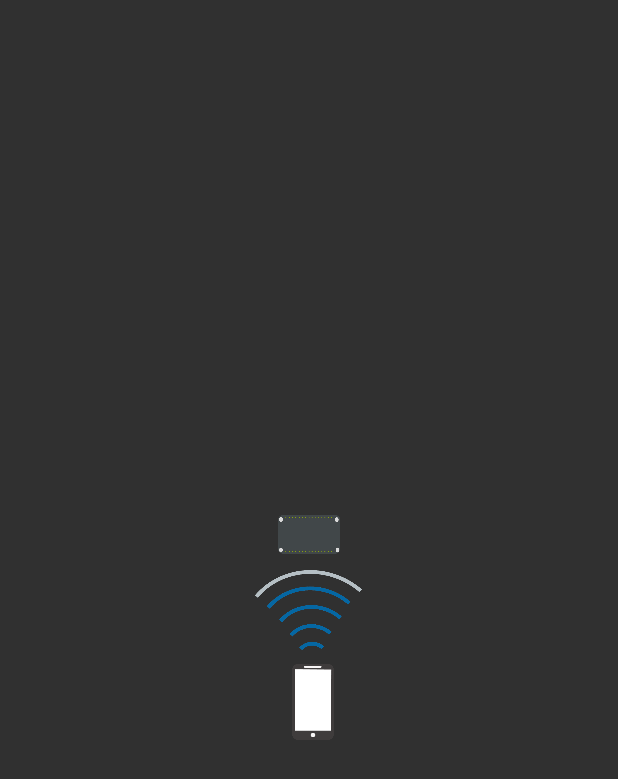
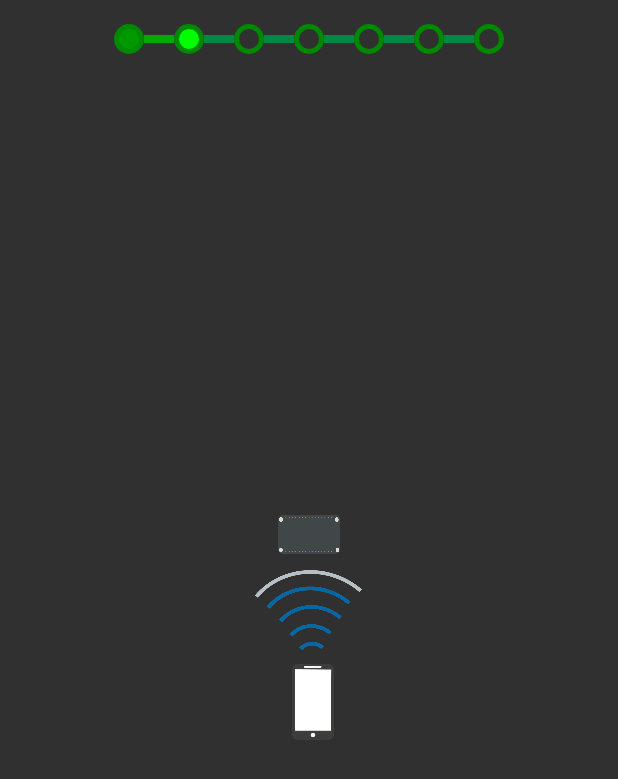
Before and after one commit to vaginessa/ESP-CONNECT, an Android app: the ScanningActivity screen opened directly, with no data from a screen before it, on a phone screen of 412 x 824 dp. Shown: the top 779 px of the screen. Run offline under Robolectric (Android 15) with nearby library versions, the phone set to English and light mode, and no system bars; our stand-ins replace Dagger/Hilt's generated code; libraries missing offline, so code that uses them is left out: permissions.dispatcher; 2 statements that could not run were skipped.

Commit message:
Added progress indicators to all screens

```diff
--- /dev/null
+++ b/app/src/main/java/au/com/umranium/espconnect/app/common/views/ProgressIndicator.java
@@ -0,0 +1,107 @@
+package au.com.umranium.espconnect.app.common.views;
+
+import android.annotation.TargetApi;
+import android.content.Context;
+import android.content.res.TypedArray;
+import android.util.AttributeSet;
+import android.widget.ImageView;
+import android.widget.LinearLayout;
+
+import au.com.umranium.espconnect.R;
+
+public class ProgressIndicator extends LinearLayout {
+
+  private static final int[] DOTS = new int[]{
+      R.id.progress_indicator_dot_1,
+      R.id.progress_indicator_dot_2,
+      R.id.progress_indicator_dot_3,
+      R.id.progress_indicator_dot_4,
+      R.id.progress_indicator_dot_5,
+      R.id.progress_indicator_dot_6,
+      R.id.progress_indicator_dot_7,
+  };
+
+  private static final int[] LINES = new int[]{
+      R.id.progress_indicator_line_1,
+      R.id.progress_indicator_line_2,
+      R.id.progress_indicator_line_3,
+      R.id.progress_indicator_line_4,
+      R.id.progress_indicator_line_5,
+      R.id.progress_indicator_line_6,
+  };
+
+  private int currentStep = 0;
+
+  public ProgressIndicator(Context context) {
+    super(context);
+    init(context);
+  }
+
+  public ProgressIndicator(Context context, AttributeSet attrs) {
+    super(context, attrs);
+    extractProperties(context, attrs);
+    init(context);
+  }
+
+  @TargetApi(11)
+  public ProgressIndicator(Context context, AttributeSet attrs, int defStyleAttr) {
+    super(context, attrs, defStyleAttr);
+    extractProperties(context, attrs);
+    init(context);
+  }
+
+  @TargetApi(21)
+  public ProgressIndicator(Context context, AttributeSet attrs, int defStyleAttr, int defStyleRes) {
+    super(context, attrs, defStyleAttr, defStyleRes);
+    extractProperties(context, attrs);
+    init(context);
+  }
+
+  private void init(Context context) {
+    inflate(context, R.layout.layout_progress_indicator, this);
+    updateState();
+  }
+
+  private void updateState() {
+    for (int i = 0; i < DOTS.length; i++) {
+      ImageView view = (ImageView) findViewById(DOTS[i]);
+      if (i == currentStep) {
+        view.setImageResource(R.drawable.dot_current);
+      } else if (i < currentStep ) {
+        view.setImageResource(R.drawable.dot_filled);
+      } else {
+        view.setImageResource(R.drawable.dot_empty);
+      }
+    }
+    for (int i = 0; i < LINES.length; i++) {
+      ImageView view = (ImageView) findViewById(LINES[i]);
+      if (i < currentStep) {
+        view.setImageResource(R.drawable.progress_line_bright);
+      } else {
+        view.setImageResource(R.drawable.progress_line_dull);
+      }
+    }
+  }
+
+  private void extractProperties(Context context, AttributeSet attrs) {
+    TypedArray a = context.getTheme().obtainStyledAttributes(
+        attrs,
+        R.styleable.ProgressIndicator,
+        0, 0);
+
+    try {
+      currentStep = a.getInt(R.styleable.ProgressIndicator_currentStep, 0);
+    } finally {
+      a.recycle();
+    }
+  }
+
+  public int getCurrentStep() {
+    return currentStep;
+  }
+
+  public void setCurrentStep(int mCurrentStep) {
+    this.currentStep = mCurrentStep;
+    updateState();
+  }
+}
--- a/app/src/main/java/au/com/umranium/espconnect/app/taskscreens/BaseTaskActivity.java
+++ b/app/src/main/java/au/com/umranium/espconnect/app/taskscreens/BaseTaskActivity.java
@@ -10,6 +10,7 @@ import android.widget.TextView;
 import au.com.umranium.espconnect.R;
 import au.com.umranium.espconnect.app.BaseActivity;
 import au.com.umranium.espconnect.app.BaseController;
+import au.com.umranium.espconnect.app.common.views.ProgressIndicator;
 import au.com.umranium.espconnect.app.displayscreens.error.ErrorActivity;
 
 /**
@@ -19,6 +20,7 @@ abstract public class BaseTaskActivity<BaseControllerType extends BaseController
 
   private TextView txtTitle;
   private TextView txtDescription;
+  private ProgressIndicator progressIndicator;
 
   @Override
   protected void initUi() {
@@ -27,6 +29,8 @@ abstract public class BaseTaskActivity<BaseControllerType extends BaseController
     assert txtTitle != null;
     txtDescription = (TextView) findViewById(R.id.txt_description);
     assert txtDescription != null;
+    progressIndicator = (ProgressIndicator) findViewById(R.id.progress_indicator);
+    assert progressIndicator != null;
   }
 
   public void setTitle(@StringRes int title) {
@@ -43,6 +47,10 @@ abstract public class BaseTaskActivity<BaseControllerType extends BaseController
 
   public void setMessage(String message) {
     txtDescription.setText(message);
+  }
+
+  public void setProgressCurrentStep(int step) {
+    progressIndicator.setCurrentStep(step);
   }
 
   public void showErrorScreen(@StringRes int title, @StringRes int message) {
--- a/app/src/main/java/au/com/umranium/espconnect/app/taskscreens/configuring/ConfiguringActivity.java
+++ b/app/src/main/java/au/com/umranium/espconnect/app/taskscreens/configuring/ConfiguringActivity.java
@@ -53,6 +53,7 @@ public class ConfiguringActivity extends BaseTaskActivity<ConfiguringController>
   protected void onCreate(Bundle savedInstanceState) {
     super.onCreate(savedInstanceState);
     setAnimation(R.drawable.scanning_animation);
+    setProgressCurrentStep(5);
   }
 
   @Override
--- a/app/src/main/java/au/com/umranium/espconnect/app/taskscreens/connecting/ConnectingActivity.java
+++ b/app/src/main/java/au/com/umranium/espconnect/app/taskscreens/connecting/ConnectingActivity.java
@@ -47,6 +47,7 @@ public class ConnectingActivity extends BaseTaskActivity<ConnectingController> i
   protected void onCreate(Bundle savedInstanceState) {
     super.onCreate(savedInstanceState);
     setAnimation(R.drawable.connecting_animation);
+    setProgressCurrentStep(3);
   }
 
   @Override
--- a/app/src/main/java/au/com/umranium/espconnect/app/taskscreens/scanning/ScanningActivity.java
+++ b/app/src/main/java/au/com/umranium/espconnect/app/taskscreens/scanning/ScanningActivity.java
@@ -67,6 +67,7 @@ public class ScanningActivity extends BaseTaskActivity<ScanningController> imple
   protected void onCreate(Bundle savedInstanceState) {
     super.onCreate(savedInstanceState);
     setAnimation(R.drawable.scanning_animation);
+    setProgressCurrentStep(1);
   }
 
   @Override
--- /dev/null
+++ b/app/src/main/res/drawable/dot_current.xml
@@ -0,0 +1,13 @@
+<?xml version="1.0" encoding="utf-8"?>
+<shape
+    xmlns:android="http://schemas.android.com/apk/res/android"
+    android:shape="oval"
+    >
+  <stroke
+      android:width="3dp"
+      android:color="#080"/>
+  <solid android:color="#0F0"/>
+  <size
+      android:width="20dp"
+      android:height="20dp"/>
+</shape>
--- /dev/null
+++ b/app/src/main/res/drawable/dot_empty.xml
@@ -0,0 +1,13 @@
+<?xml version="1.0" encoding="utf-8"?>
+<shape
+    xmlns:android="http://schemas.android.com/apk/res/android"
+    android:shape="oval"
+    >
+  <stroke
+      android:width="3dp"
+      android:color="#080"/>
+  <solid android:color="@android:color/transparent"/>
+  <size
+      android:width="20dp"
+      android:height="20dp"/>
+</shape>
--- /dev/null
+++ b/app/src/main/res/drawable/dot_filled.xml
@@ -0,0 +1,13 @@
+<?xml version="1.0" encoding="utf-8"?>
+<shape
+    xmlns:android="http://schemas.android.com/apk/res/android"
+    android:shape="oval"
+    >
+  <stroke
+      android:width="3dp"
+      android:color="#080"/>
+  <solid android:color="#090"/>
+  <size
+      android:width="20dp"
+      android:height="20dp"/>
+</shape>
--- /dev/null
+++ b/app/src/main/res/drawable/progress_line_bright.xml
@@ -0,0 +1,10 @@
+<?xml version="1.0" encoding="utf-8"?>
+<shape
+    xmlns:android="http://schemas.android.com/apk/res/android"
+    android:shape="rectangle"
+    >
+  <solid android:color="#0A0"/>
+  <size
+      android:width="20dp"
+      android:height="5dp"/>
+</shape>
--- /dev/null
+++ b/app/src/main/res/drawable/progress_line_dull.xml
@@ -0,0 +1,10 @@
+<?xml version="1.0" encoding="utf-8"?>
+<shape
+    xmlns:android="http://schemas.android.com/apk/res/android"
+    android:shape="rectangle"
+    >
+  <solid android:color="#084"/>
+  <size
+      android:width="20dp"
+      android:height="5dp"/>
+</shape>
--- a/app/src/main/res/layout/activity_base_task.xml
+++ b/app/src/main/res/layout/activity_base_task.xml
@@ -4,18 +4,31 @@
     xmlns:tools="http://schemas.android.com/tools"
     android:layout_width="match_parent"
     android:layout_height="match_parent"
-    android:gravity="center_vertical"
     android:paddingBottom="@dimen/activity_vertical_margin"
     android:paddingLeft="@dimen/activity_horizontal_margin"
     android:paddingRight="@dimen/activity_horizontal_margin"
     android:paddingTop="@dimen/activity_vertical_margin"
     tools:context=".app.taskscreens.BaseTaskActivity">
 
+  <au.com.umranium.espconnect.app.common.views.ProgressIndicator
+      android:id="@+id/progress_indicator"
+      android:layout_width="wrap_content"
+      android:layout_height="wrap_content"
+      android:layout_alignParentTop="true"
+      android:layout_centerHorizontal="true"
+      android:layout_gravity="center_horizontal"/>
+
+  <LinearLayout
+      android:layout_width="match_parent"
+      android:layout_height="wrap_content"
+      android:layout_centerInParent="true"
+      android:orientation="vertical">
+
     <TextView
         android:id="@+id/txt_title"
         android:layout_width="wrap_content"
         android:layout_height="wrap_content"
-      android:layout_centerHorizontal="true"
+        android:layout_gravity="center_horizontal"
         android:gravity="center"
         android:textAppearance="@style/TextAppearance.AppCompat.Headline"
         tools:text="Working hard"/>
@@ -24,8 +37,7 @@
         android:id="@+id/img_animation"
         android:layout_width="wrap_content"
         android:layout_height="@dimen/task_animation_image_height"
-      android:layout_below="@id/txt_title"
-      android:layout_centerHorizontal="true"
+        android:layout_gravity="center_horizontal"
         android:layout_marginBottom="24dp"
         android:layout_marginTop="24dp"
         android:scaleType="fitCenter"
@@ -35,11 +47,12 @@
         android:id="@+id/txt_description"
         android:layout_width="wrap_content"
         android:layout_height="wrap_content"
-      android:layout_below="@id/img_animation"
-      android:layout_centerHorizontal="true"
+        android:layout_gravity="center_horizontal"
         android:gravity="center"
         android:textAppearance="@style/TextAppearance.AppCompat.Body1"
         tools:text="To make bread everyday"/>
 
+  </LinearLayout>
+
 
 </RelativeLayout>
--- /dev/null
+++ b/app/src/main/res/layout/layout_progress_indicator.xml
@@ -0,0 +1,92 @@
+<?xml version="1.0" encoding="utf-8"?>
+<merge xmlns:android="http://schemas.android.com/apk/res/android"
+       xmlns:tools="http://schemas.android.com/tools"
+       android:layout_width="match_parent"
+       android:layout_height="match_parent"
+       android:orientation="horizontal">
+
+  <ImageView
+      android:id="@+id/progress_indicator_dot_1"
+      android:layout_width="wrap_content"
+      android:layout_height="wrap_content"
+      tools:src="@drawable/dot_filled"/>
+
+  <ImageView
+      android:id="@+id/progress_indicator_line_1"
+      android:layout_width="wrap_content"
+      android:layout_height="wrap_content"
+      android:layout_gravity="center_vertical"
+      tools:src="@drawable/progress_line_bright"/>
+
+  <ImageView
+      android:id="@+id/progress_indicator_dot_2"
+      android:layout_width="wrap_content"
+      android:layout_height="wrap_content"
+      tools:src="@drawable/dot_filled"/>
+
+  <ImageView
+      android:id="@+id/progress_indicator_line_2"
+      android:layout_width="wrap_content"
+      android:layout_height="wrap_content"
+      android:layout_gravity="center_vertical"
+      tools:src="@drawable/progress_line_bright"/>
+
+  <ImageView
+      android:id="@+id/progress_indicator_dot_3"
+      android:layout_width="wrap_content"
+      android:layout_height="wrap_content"
+      tools:src="@drawable/dot_empty"/>
+
+  <ImageView
+      android:id="@+id/progress_indicator_line_3"
+      android:layout_width="wrap_content"
+      android:layout_height="wrap_content"
+      android:layout_gravity="center_vertical"
+      tools:src="@drawable/progress_line_bright"/>
+
+  <ImageView
+      android:id="@+id/progress_indicator_dot_4"
+      android:layout_width="wrap_content"
+      android:layout_height="wrap_content"
+      tools:src="@drawable/dot_empty"/>
+
+  <ImageView
+      android:id="@+id/progress_indicator_line_4"
+      android:layout_width="wrap_content"
+      android:layout_height="wrap_content"
+      android:layout_gravity="center_vertical"
+      tools:src="@drawable/progress_line_bright"/>
+
+  <ImageView
+      android:id="@+id/progress_indicator_dot_5"
+      android:layout_width="wrap_content"
+      android:layout_height="wrap_content"
+      tools:src="@drawable/dot_empty"/>
+
+  <ImageView
+      android:id="@+id/progress_indicator_line_5"
+      android:layout_width="wrap_content"
+      android:layout_height="wrap_content"
+      android:layout_gravity="center_vertical"
+      tools:src="@drawable/progress_line_bright"/>
+
+  <ImageView
+      android:id="@+id/progress_indicator_dot_6"
+      android:layout_width="wrap_content"
+      android:layout_height="wrap_content"
+      tools:src="@drawable/dot_empty"/>
+
+  <ImageView
+      android:id="@+id/progress_indicator_line_6"
+      android:layout_width="wrap_content"
+      android:layout_height="wrap_content"
+      android:layout_gravity="center_vertical"
+      tools:src="@drawable/progress_line_bright"/>
+
+  <ImageView
+      android:id="@+id/progress_indicator_dot_7"
+      android:layout_width="wrap_content"
+      android:layout_height="wrap_content"
+      tools:src="@drawable/dot_empty"/>
+
+</merge>
--- /dev/null
+++ b/app/src/main/res/values/attrs.xml
@@ -0,0 +1,6 @@
+<?xml version="1.0" encoding="utf-8"?>
+<resources>
+  <declare-styleable name="ProgressIndicator">
+    <attr name="currentStep" format="integer"/>
+  </declare-styleable>
+</resources>
```
Also changed, not shown: app/src/main/res/layout/activity_access_point_list.xml (+11 -1 lines), app/src/main/res/layout/activity_configure.xml (+9 -0 lines), app/src/main/res/layout/activity_end.xml (+21 -8 lines), app/src/main/res/layout/activity_welcome.xml (+23 -9 lines). Lines whose indentation alone changed are shown as unchanged.
